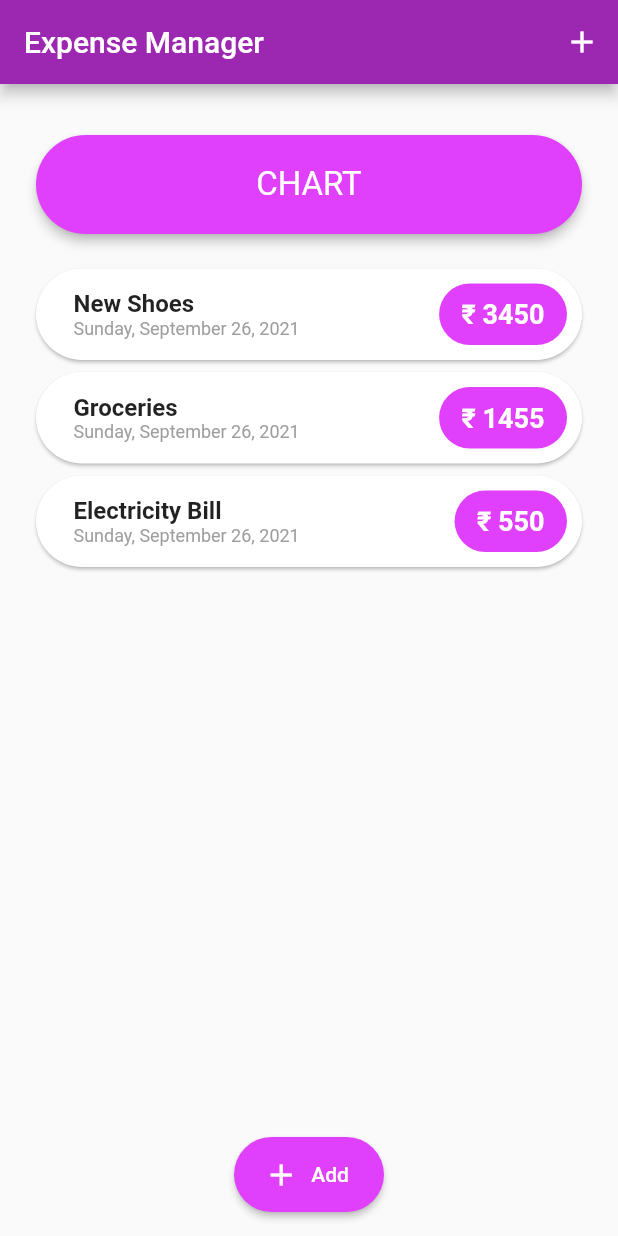
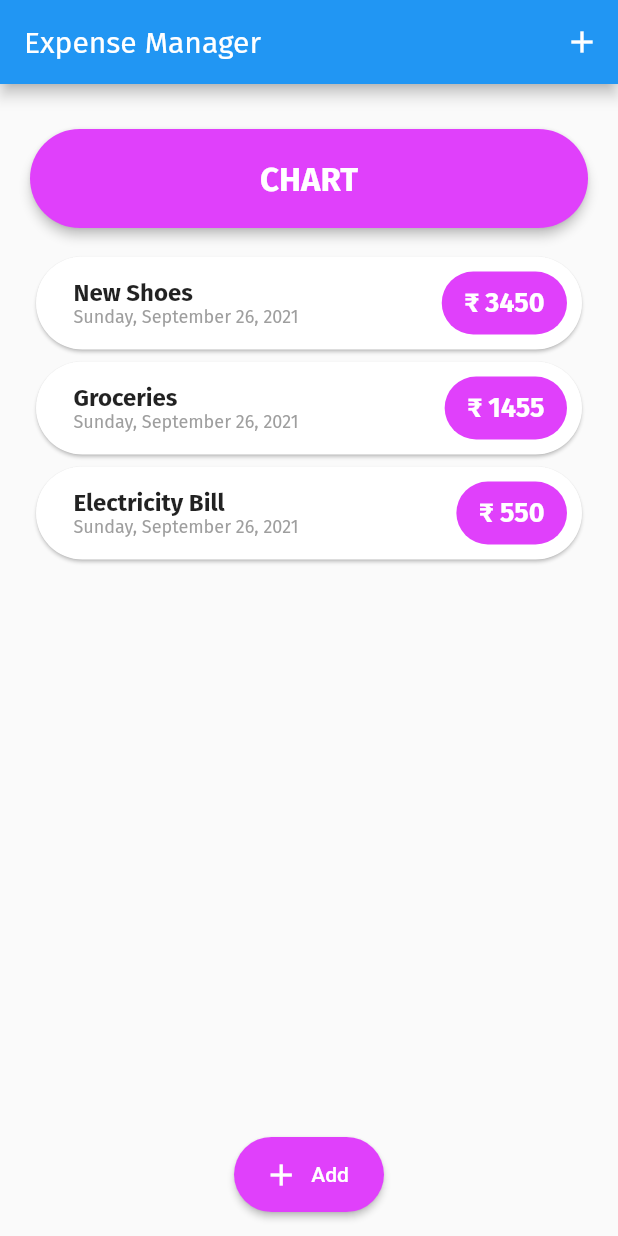
Before and after one commit to ANSH4195/expense-tracker, a Flutter app: the screen it shows after launch, on a phone screen of 412 x 824 dp. Run offline on Flutter 3.47's test engine with Material 2 defaults, Android fonts, the phone set to English and light mode, and no system bars; project files that could hold a hidden picture were left out.

Commit message:
Theme configured & code refactored accordingly

```diff
--- a/lib/chart.dart
+++ b/lib/chart.dart
@@ -5,10 +5,9 @@
 
   @override
   Widget build(BuildContext context) {
-    return Container(
+    return Card(
+      color: Theme.of(context).colorScheme.secondary,
       margin: EdgeInsets.only(bottom: 15),
-      child: Card(
-        color: Colors.purpleAccent,
       shape: RoundedRectangleBorder(
         borderRadius: BorderRadius.circular(50),
       ),
@@ -25,7 +24,6 @@
           ),
         ),
       ),
-      ),
     );
   }
 }
--- a/lib/main.dart
+++ b/lib/main.dart
@@ -17,7 +17,27 @@
     return MaterialApp(
       title: 'Expense Manager',
       theme: ThemeData(
-        primarySwatch: Colors.purple,
+        colorScheme: ColorScheme.fromSwatch(
+          primarySwatch: Colors.purple,
+        ).copyWith(
+          secondary: Colors.purpleAccent,
+        ),
+        fontFamily: 'FiraSans',
+        textTheme: ThemeData.light().textTheme.copyWith(
+              caption: TextStyle(
+                fontSize: 12,
+                color: Colors.grey,
+              ),
+              bodyText1: TextStyle(
+                fontWeight: FontWeight.bold,
+                fontSize: 18,
+                color: Colors.white,
+              ),
+              bodyText2: TextStyle(
+                fontSize: 16,
+                fontWeight: FontWeight.bold,
+              ),
+            ),
       ),
       home: MyHomePage(title: 'Expense Manager'),
     );
@@ -106,7 +126,7 @@
         label: Text('Add'),
         onPressed: () => _showAddModal(context),
         style: ElevatedButton.styleFrom(
-          primary: Colors.purpleAccent,
+          primary: Theme.of(context).colorScheme.secondary,
           fixedSize: Size(100, 50),
           shape: RoundedRectangleBorder(
             borderRadius: BorderRadius.circular(50),
--- a/lib/transaction_widgets/transaction_item.dart
+++ b/lib/transaction_widgets/transaction_item.dart
@@ -30,17 +30,11 @@
                 children: [
                   Text(
                     title,
-                    style: TextStyle(
-                      fontSize: 16,
-                      fontWeight: FontWeight.bold,
-                    ),
+                    style: Theme.of(context).textTheme.bodyText2,
                   ),
                   Text(
                     DateFormat('EEEE, MMMM d, y').format(date),
-                    style: TextStyle(
-                      fontSize: 12,
-                      color: Colors.grey,
-                    ),
+                    style: Theme.of(context).textTheme.caption,
                   ),
                 ],
               ),
@@ -48,15 +42,11 @@
             Container(
               child: Text(
                 '₹ $amount',
-                style: TextStyle(
-                  fontWeight: FontWeight.bold,
-                  fontSize: 18,
-                  color: Colors.white,
-                ),
+                style: Theme.of(context).textTheme.bodyText1,
               ),
               decoration: BoxDecoration(
                 borderRadius: BorderRadius.all(Radius.circular(50)),
-                color: Colors.purpleAccent,
+                color: Theme.of(context).colorScheme.secondary,
               ),
               padding: EdgeInsets.symmetric(vertical: 10, horizontal: 15),
             ),
```
Also changed, not shown: pubspec.yaml (+9 -6 lines), assets/fonts/FiraSans-Bold.ttf (added), assets/fonts/FiraSans-Medium.ttf (added), assets/fonts/FiraSans-Regular.ttf (added). Lines whose indentation alone changed are shown as unchanged.
